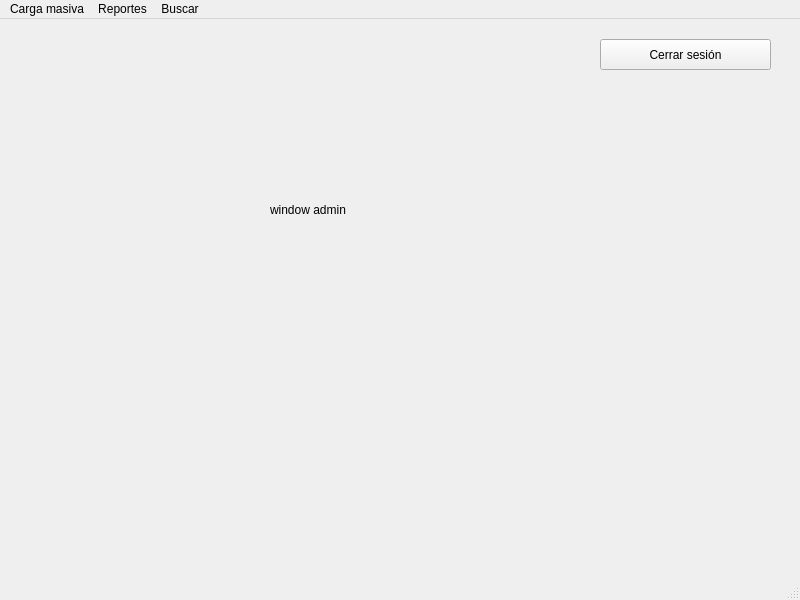
The window that Fase2/adminwindow.ui (angelygm03/-EDD-Proyecto_202210483) describes before a commit, drawn with Qt 5.
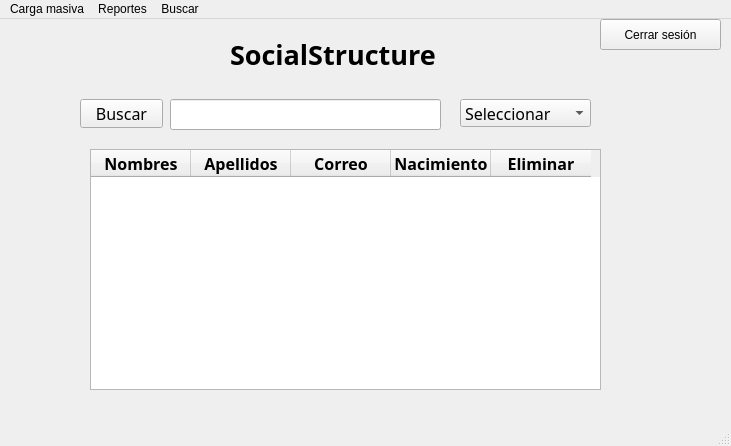
The same window after the commit.

```diff
--- a/Fase2/adminwindow.ui
+++ b/Fase2/adminwindow.ui
@@ -6,33 +6,20 @@
    <rect>
     <x>0</x>
     <y>0</y>
-    <width>800</width>
-    <height>600</height>
+    <width>731</width>
+    <height>446</height>
    </rect>
   </property>
   <property name="windowTitle">
    <string>MainWindow</string>
   </property>
   <widget class="QWidget" name="centralwidget">
-   <widget class="QLabel" name="label">
-    <property name="geometry">
-     <rect>
-      <x>270</x>
-      <y>160</y>
-      <width>291</width>
-      <height>61</height>
-     </rect>
-    </property>
-    <property name="text">
-     <string>window admin</string>
-    </property>
-   </widget>
    <widget class="QPushButton" name="pushButton">
     <property name="geometry">
      <rect>
       <x>600</x>
-      <y>20</y>
-      <width>171</width>
+      <y>0</y>
+      <width>121</width>
       <height>31</height>
      </rect>
     </property>
@@ -40,13 +27,174 @@
      <string>Cerrar sesión</string>
     </property>
    </widget>
+   <widget class="QTableWidget" name="tableWidget_usuarios">
+    <property name="geometry">
+     <rect>
+      <x>90</x>
+      <y>130</y>
+      <width>511</width>
+      <height>241</height>
+     </rect>
+    </property>
+    <property name="editTriggers">
+     <set>QAbstractItemView::EditTrigger::NoEditTriggers</set>
+    </property>
+    <column>
+     <property name="text">
+      <string>Nombres</string>
+     </property>
+     <property name="font">
+      <font>
+       <family>Gill Sans MT</family>
+       <pointsize>12</pointsize>
+       <bold>true</bold>
+      </font>
+     </property>
+    </column>
+    <column>
+     <property name="text">
+      <string>Apellidos</string>
+     </property>
+     <property name="font">
+      <font>
+       <family>Gill Sans MT</family>
+       <pointsize>12</pointsize>
+       <bold>true</bold>
+      </font>
+     </property>
+    </column>
+    <column>
+     <property name="text">
+      <string>Correo</string>
+     </property>
+     <property name="font">
+      <font>
+       <family>Gill Sans MT</family>
+       <pointsize>12</pointsize>
+       <bold>true</bold>
+      </font>
+     </property>
+    </column>
+    <column>
+     <property name="text">
+      <string>Nacimiento</string>
+     </property>
+     <property name="font">
+      <font>
+       <family>Gill Sans MT</family>
+       <pointsize>12</pointsize>
+       <bold>true</bold>
+      </font>
+     </property>
+    </column>
+    <column>
+     <property name="text">
+      <string>Eliminar</string>
+     </property>
+     <property name="font">
+      <font>
+       <family>Gill Sans MT</family>
+       <pointsize>12</pointsize>
+       <bold>true</bold>
+      </font>
+     </property>
+    </column>
+   </widget>
+   <widget class="QPushButton" name="pushButton_2">
+    <property name="geometry">
+     <rect>
+      <x>80</x>
+      <y>80</y>
+      <width>83</width>
+      <height>29</height>
+     </rect>
+    </property>
+    <property name="font">
+     <font>
+      <family>Gill Sans MT</family>
+      <pointsize>12</pointsize>
+     </font>
+    </property>
+    <property name="text">
+     <string>Buscar</string>
+    </property>
+   </widget>
+   <widget class="QLineEdit" name="lineEdit">
+    <property name="geometry">
+     <rect>
+      <x>170</x>
+      <y>80</y>
+      <width>271</width>
+      <height>31</height>
+     </rect>
+    </property>
+    <property name="text">
+     <string/>
+    </property>
+   </widget>
+   <widget class="QComboBox" name="comboBox">
+    <property name="geometry">
+     <rect>
+      <x>460</x>
+      <y>80</y>
+      <width>131</width>
+      <height>28</height>
+     </rect>
+    </property>
+    <property name="font">
+     <font>
+      <family>Gill Sans MT</family>
+      <pointsize>12</pointsize>
+     </font>
+    </property>
+    <item>
+     <property name="text">
+      <string>Seleccionar</string>
+     </property>
+    </item>
+    <item>
+     <property name="text">
+      <string>Preorden</string>
+     </property>
+    </item>
+    <item>
+     <property name="text">
+      <string>Inorden</string>
+     </property>
+    </item>
+    <item>
+     <property name="text">
+      <string>Postorden</string>
+     </property>
+    </item>
+   </widget>
+   <widget class="QLabel" name="label">
+    <property name="geometry">
+     <rect>
+      <x>230</x>
+      <y>-10</y>
+      <width>431</width>
+      <height>91</height>
+     </rect>
+    </property>
+    <property name="font">
+     <font>
+      <family>Cascadia Mono SemiBold</family>
+      <pointsize>20</pointsize>
+      <bold>true</bold>
+     </font>
+    </property>
+    <property name="text">
+     <string>SocialStructure</string>
+    </property>
+   </widget>
   </widget>
   <widget class="QMenuBar" name="menubar">
    <property name="geometry">
     <rect>
      <x>0</x>
      <y>0</y>
-     <width>800</width>
+     <width>731</width>
      <height>25</height>
     </rect>
    </property>
```
